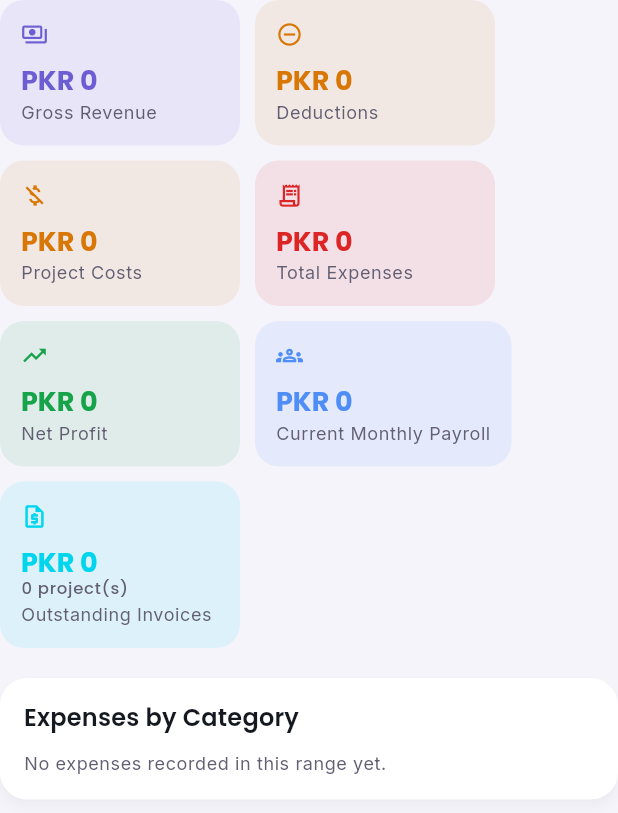
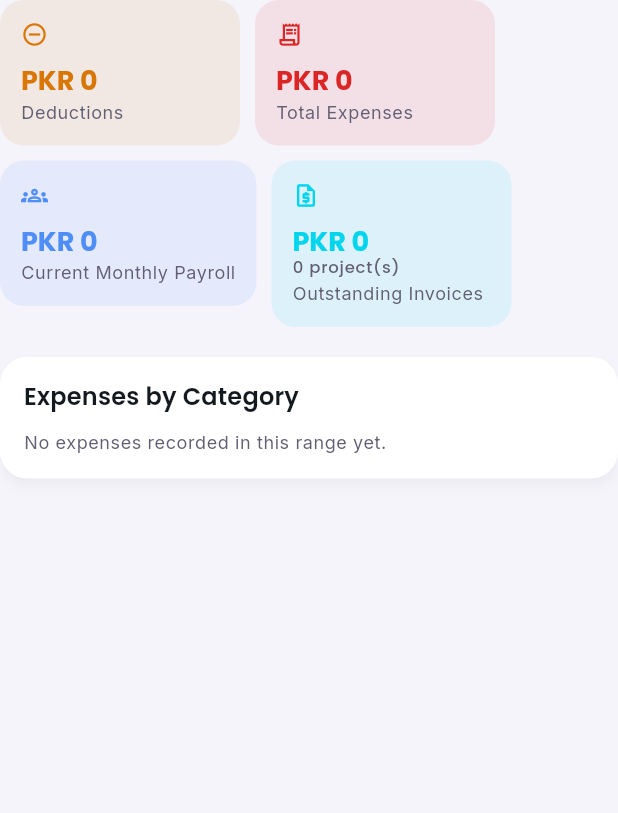
Before and after one commit to noushadr/Custom-ERP, a Flutter app: the _SummaryBody widget shown alone on an empty page, opened directly with empty values, on a phone screen of 412 x 824 dp. Shown: the top 813 px of the screen. Run offline on Flutter 3.47's test engine with Material 3 defaults, Android fonts, the phone set to English and light mode, and no system bars; our stand-ins replace dio, file_picker, flutter_riverpod, flutter_secure_storage; missing offline and left inert: flutter_quill; accounts and stored records are empty; network calls fail.

Commit message:
Remove duplicate revenue/cost/profit stats from Finances — Agency Reporting owns those now
Finances' Gross Revenue and Project Costs tiles were numerically
identical to Agency Reporting's Total Revenue/Total Cost (same
underlying fields, same in-range-project filter), and both pages
showed a "Net Profit" tile under the same label but with genuinely
different numbers (Finances subtracted operating expenses, Agency
Reporting didn't) — confusing rather than informative.

Removes grossRevenue/projectCosts/netProfit from FinancialSummaryDto
and the Finances page entirely; Agency Reporting is now the sole
owner of revenue/cost/profit reporting. Finances keeps only what's
genuinely its own: deductions, total expenses (+ by-category
breakdown), current monthly payroll, and outstanding invoices.

Co-Authored-By: Claude Sonnet 5 <noreply@anthropic.com>

```diff
--- a/frontend/lib/features/finances/data/models/financial_summary_model.dart
+++ b/frontend/lib/features/finances/data/models/financial_summary_model.dart
@@ -4,12 +4,9 @@ class FinancialSummaryModel extends FinancialSummary {
   const FinancialSummaryModel({
     required super.from,
     required super.to,
-    required super.grossRevenue,
     required super.deductions,
-    required super.projectCosts,
     required super.totalExpenses,
     required super.expensesByCategory,
-    required super.netProfit,
     required super.currentMonthlyPayroll,
     required super.outstandingInvoicesTotal,
     required super.outstandingInvoicesCount,
@@ -20,14 +17,11 @@ class FinancialSummaryModel extends FinancialSummary {
     return FinancialSummaryModel(
       from: json['from'] as String,
       to: json['to'] as String,
-      grossRevenue: (json['grossRevenue'] as num).toDouble(),
       deductions: (json['deductions'] as num).toDouble(),
-      projectCosts: (json['projectCosts'] as num).toDouble(),
       totalExpenses: (json['totalExpenses'] as num).toDouble(),
       expensesByCategory: categoryJson.map(
         (key, value) => MapEntry(key, (value as num).toDouble()),
       ),
-      netProfit: (json['netProfit'] as num).toDouble(),
       currentMonthlyPayroll: (json['currentMonthlyPayroll'] as num).toDouble(),
       outstandingInvoicesTotal: (json['outstandingInvoicesTotal'] as num)
           .toDouble(),
--- a/frontend/lib/features/finances/domain/entities/financial_summary.dart
+++ b/frontend/lib/features/finances/domain/entities/financial_summary.dart
@@ -1,17 +1,15 @@
-/// A P&L-style snapshot over [from, to] — mirrors the backend's
-/// FinancialSummaryDto. [currentMonthlyPayroll] and the outstanding-invoice
-/// figures are live snapshots, not scoped to the range, and are
-/// deliberately excluded from [netProfit] — see the backend's doc comment.
+/// A finances-specific snapshot over [from, to] — mirrors the backend's
+/// FinancialSummaryDto. Deliberately excludes revenue/cost/profit figures
+/// that Agency Reporting already owns — see the backend's doc comment.
+/// [currentMonthlyPayroll] and the outstanding-invoice figures are live
+/// snapshots, not scoped to the range.
 class FinancialSummary {
   const FinancialSummary({
     required this.from,
     required this.to,
-    required this.grossRevenue,
     required this.deductions,
-    required this.projectCosts,
     required this.totalExpenses,
     required this.expensesByCategory,
-    required this.netProfit,
     required this.currentMonthlyPayroll,
     required this.outstandingInvoicesTotal,
     required this.outstandingInvoicesCount,
@@ -19,12 +17,9 @@ class FinancialSummary {
 
   final String from;
   final String to;
-  final double grossRevenue;
   final double deductions;
-  final double projectCosts;
   final double totalExpenses;
   final Map<String, double> expensesByCategory;
-  final double netProfit;
   final double currentMonthlyPayroll;
   final double outstandingInvoicesTotal;
   final int outstandingInvoicesCount;
--- a/frontend/lib/features/finances/presentation/pages/finances_page.dart
+++ b/frontend/lib/features/finances/presentation/pages/finances_page.dart
@@ -262,34 +262,16 @@ class _SummaryBody extends StatelessWidget {
           runSpacing: 10,
           children: [
             _StatTile(
-              label: 'Gross Revenue',
-              value: 'PKR ${formatWholeAmount(summary.grossRevenue)}',
-              color: AppColors.primary,
-              icon: Icons.payments_outlined,
-            ),
-            _StatTile(
               label: 'Deductions',
               value: 'PKR ${formatWholeAmount(summary.deductions)}',
               color: AppColors.warning,
               icon: Icons.remove_circle_outline,
             ),
             _StatTile(
-              label: 'Project Costs',
-              value: 'PKR ${formatWholeAmount(summary.projectCosts)}',
-              color: AppColors.warning,
-              icon: Icons.money_off_outlined,
-            ),
-            _StatTile(
               label: 'Total Expenses',
               value: 'PKR ${formatWholeAmount(summary.totalExpenses)}',
               color: AppColors.error,
               icon: Icons.receipt_long_outlined,
-            ),
-            _StatTile(
-              label: 'Net Profit',
-              value: 'PKR ${formatWholeAmount(summary.netProfit)}',
-              color: AppColors.success,
-              icon: Icons.trending_up,
             ),
             _StatTile(
               label: 'Current Monthly Payroll',
```
Also changed, not shown: 7 other files.
